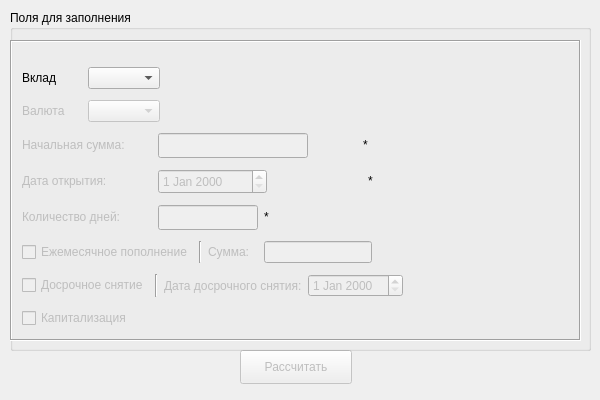
This is ui_logic/depositform.ui in d1slike/depositPlus as Qt 5 draws it before an edit. The edited form follows.
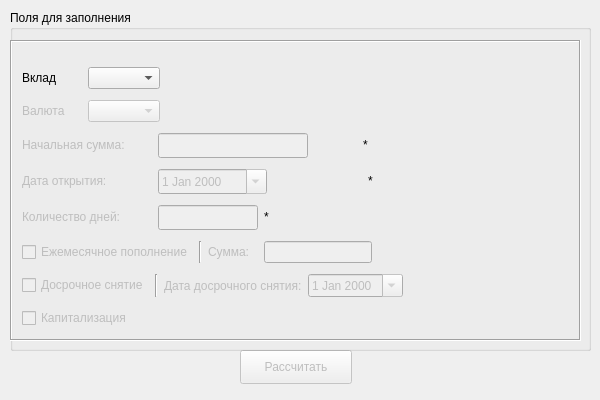
This is the edited form. Icons and pictures are not drawn.

```diff
--- a/ui_logic/depositform.ui
+++ b/ui_logic/depositform.ui
@@ -383,6 +383,9 @@
           <property name="toolTip">
            <string>&lt;html&gt;&lt;head/&gt;&lt;body&gt;&lt;p&gt;&lt;span style=&quot; font-size:7pt; font-style:italic;&quot;&gt;Дата открытия вклада&lt;/span&gt;&lt;/p&gt;&lt;/body&gt;&lt;/html&gt;</string>
           </property>
+          <property name="calendarPopup">
+           <bool>true</bool>
+          </property>
          </widget>
         </item>
         <item>
@@ -663,6 +666,9 @@
           <property name="toolTip">
            <string>&lt;html&gt;&lt;head/&gt;&lt;body&gt;&lt;p&gt;&lt;span style=&quot; font-size:7pt; font-style:italic;&quot;&gt;Дата досрочного закрытия&lt;/span&gt;&lt;/p&gt;&lt;/body&gt;&lt;/html&gt;</string>
           </property>
+          <property name="calendarPopup">
+           <bool>true</bool>
+          </property>
          </widget>
         </item>
         <item>
```
Left out of the diff: 8 changed lines with no effect on the pictures.
